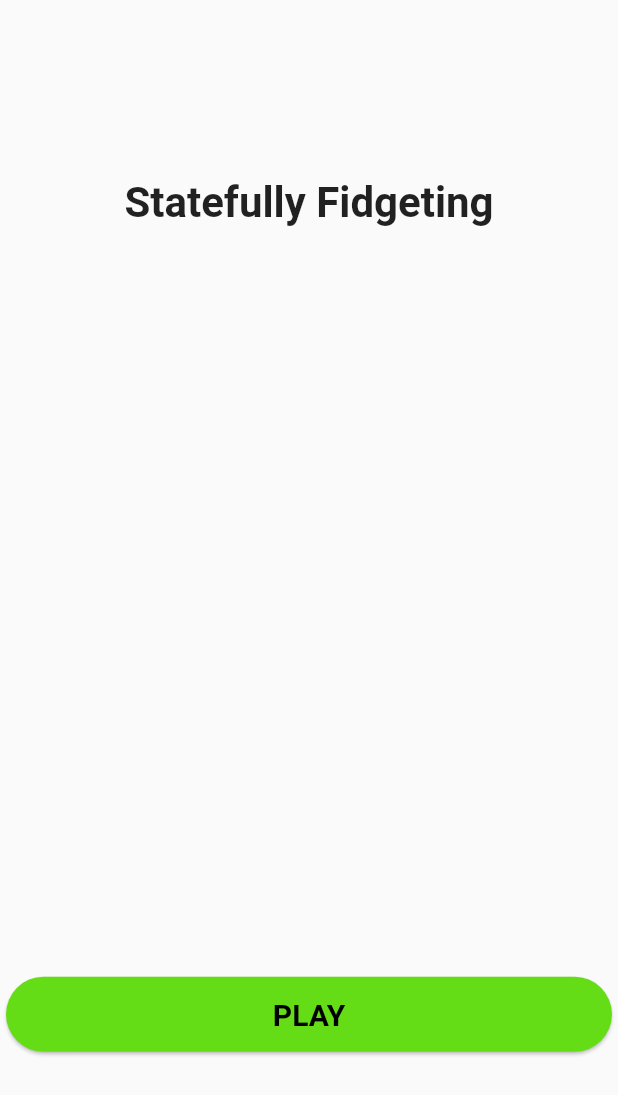
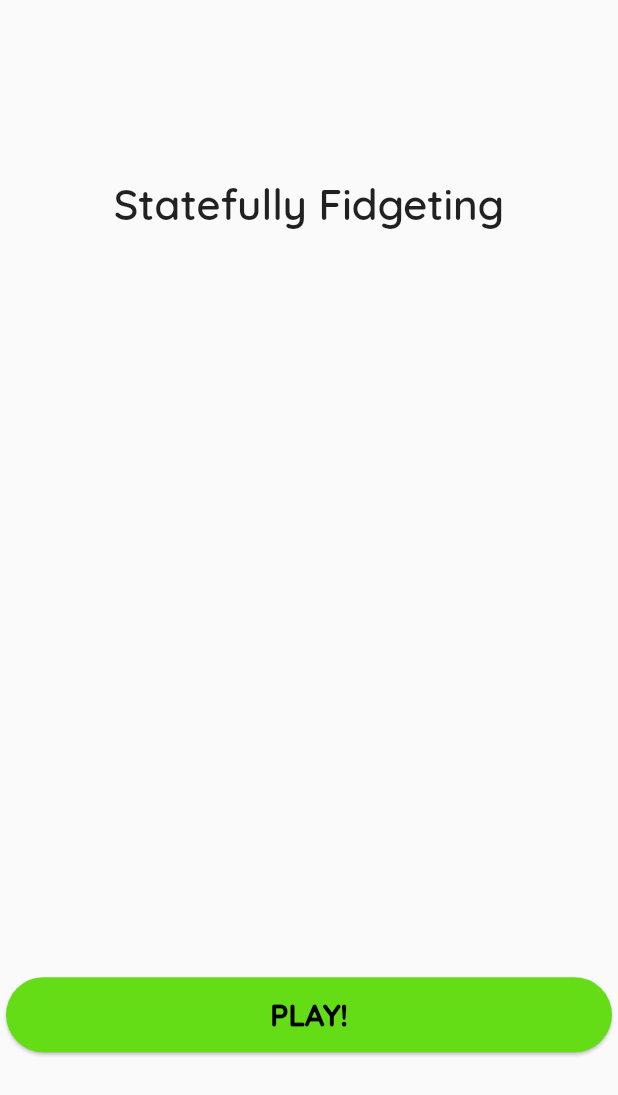
Before and after one commit to reeshaa/Statefully-Fidgeting, a Flutter app: the screen it shows after launch, on a phone screen of 412 x 824 dp. Shown: the top 1095 px of the screen. Run offline on Flutter 3.47's test engine with Material 2 defaults, Android fonts, the light colour scheme and no system bars; our stand-ins replace audioplayers, fluttertoast; missing offline and left inert: dart:ffi, slimy_card.

Commit message:
fonts and avatars redone

```diff
--- a/lib/main.dart
+++ b/lib/main.dart
@@ -3,6 +3,8 @@ import 'package:statefully_fidgeting/screens/joinhost.dart';
 import 'package:flutter/services.dart';
 import 'package:statefully_fidgeting/components/hostgamepopup.dart';
 import 'screens/gameplay_tugofwar.dart';
+import 'package:audioplayers/audio_cache.dart';
+import 'package:audioplayers/audioplayers.dart';
 
 void main() => runApp(MyApp());
 
@@ -14,10 +16,59 @@ class MyApp extends StatelessWidget {
       debugShowCheckedModeBanner: false,
       title: 'Statefully Fidgeting',
       theme: ThemeData(
-      primarySwatch: Colors.grey
-    ),
-    darkTheme:
-        ThemeData(brightness: Brightness.dark, primarySwatch: Colors.deepOrange),
+        primarySwatch: Colors.grey,
+        textTheme: TextTheme(
+          title: TextStyle(
+            fontFamily: 'Quicksand',
+            fontWeight: FontWeight.w700,
+          ),
+          subtitle: TextStyle(
+            fontFamily: 'Quicksand',
+            fontWeight: FontWeight.w500,
+          ),
+          body1: TextStyle(
+            fontFamily: 'Quicksand',
+          ),
+          body2: TextStyle(
+            fontFamily: 'Quicksand',
+          ),
+          button: TextStyle(
+            fontFamily: 'Quicksand',
+            fontWeight: FontWeight.w700,
+          ),
+          headline: TextStyle(
+            fontFamily: 'Quicksand',
+            fontWeight: FontWeight.w600,
+          ),
+          display1: TextStyle(
+            fontFamily: 'Quicksand',
+            fontWeight: FontWeight.w500,
+          ),
+          display2: TextStyle(
+            fontFamily: 'Quicksand',
+            fontWeight: FontWeight.w500,
+          ),
+          display3: TextStyle(
+            fontFamily: 'Quicksand',
+            fontWeight: FontWeight.w500,
+          ),
+          display4: TextStyle(
+            fontFamily: 'Quicksand',
+            fontWeight: FontWeight.w500,
+          ),
+          overline: TextStyle(
+            fontFamily: 'Quicksand',
+          ),
+          caption: TextStyle(
+            fontFamily: 'Quicksand',
+          ),
+          subhead: TextStyle(
+            fontFamily: 'Quicksand',
+          ),
+        ),
+      ),
+      darkTheme: ThemeData(
+          brightness: Brightness.dark, primarySwatch: Colors.deepOrange),
       home: LandingPageMain(),
     );
   }
@@ -48,7 +99,11 @@ class _LandingPageMainState extends State<LandingPageMain> {
             Text(
               "Statefully Fidgeting",
               textAlign: TextAlign.left,
-              style: TextStyle(fontSize: 28, fontWeight: FontWeight.w600),
+              style: TextStyle(
+                fontSize: 28,
+                fontWeight: FontWeight.w600,
+                fontFamily: 'Quicksand',
+              ),
             ),
             SizedBox(height: 20),
             Card(
@@ -61,6 +116,13 @@ class _LandingPageMainState extends State<LandingPageMain> {
                 splashColor: Colors.blue,
                 borderRadius: BorderRadius.circular(25),
                 onTap: () {
+                  Future<AudioPlayer> playLocalAsset() async {
+                    AudioCache cache = new AudioCache();
+                    return await cache.play("tspt_game_button_04_040.mp3");
+                  }
+
+                  playLocalAsset();
+
                   Navigator.push(
                       context,
                       new MaterialPageRoute(
@@ -71,11 +133,12 @@ class _LandingPageMainState extends State<LandingPageMain> {
                   height: 50,
                   child: Center(
                     child: Text(
-                      "PLAY",
+                      "PLAY!",
                       style: TextStyle(
                         color: Colors.black,
-                        fontWeight: FontWeight.w700,
+                        fontWeight: FontWeight.w800,
                         fontSize: 20,
+                        fontFamily: 'Quicksand',
                       ),
                     ),
                   ),
--- a/lib/screens/gameplay_tugofwar.dart
+++ b/lib/screens/gameplay_tugofwar.dart
@@ -9,7 +9,7 @@ class GamePlay_TugOfWar extends StatefulWidget {
   String gameId;
   bool isAdmin;
   String name;
-  GamePlay_TugOfWar({this.gameId, this.isAdmin,this.name});
+  GamePlay_TugOfWar({this.gameId, this.isAdmin, this.name});
   @override
   _GamePlay_TugOfWarState createState() => _GamePlay_TugOfWarState();
 }
@@ -36,11 +36,10 @@ class _GamePlay_TugOfWarState extends State<GamePlay_TugOfWar> {
     }
   }
 
-
 //submitting response
   Future<void> submitAnswer(String _option) async {
-    final response =
-        await http.get('https://game-backend.glitch.me/optionselect/${widget.gameId}/${widget.name}/${_option}');
+    final response = await http.get(
+        'https://game-backend.glitch.me/optionselect/${widget.gameId}/${widget.name}/${_option}');
 
     if (response.statusCode == 200) {
       print('Joined');
@@ -56,9 +55,6 @@ Future<void> submitAnswer(String _option) async {
       throw Exception('Failed join room');
     }
   }
-
-
-
 
   //to get the list of players
   Future<void> getPlayersList(String _uid) async {
@@ -162,11 +158,16 @@ Future<void> submitAnswer(String _option) async {
                           return Container(
                               alignment: Alignment.center,
                               child: ListTile(
+                                leading: CircleAvatar(
+                                  radius: 25,
+                                  child: Image.network(
+                                      'https://robohash.org/${playersList[index]}?set=set4'),
+                                ),
                                 title: Text(
                                   playersList[index],
                                   textAlign: TextAlign.center,
                                 ),
-                              onTap: (){
+                                onTap: () {
                                   submitAnswer(playersList[index]);
                                 },
                               ));
```
Also changed, not shown: pubspec.yaml (+19 -16 lines), fonts/Quicksand-SemiBold.ttf (added), pubspec.lock, 1 other file. Lines whose indentation alone changed are shown as unchanged.
